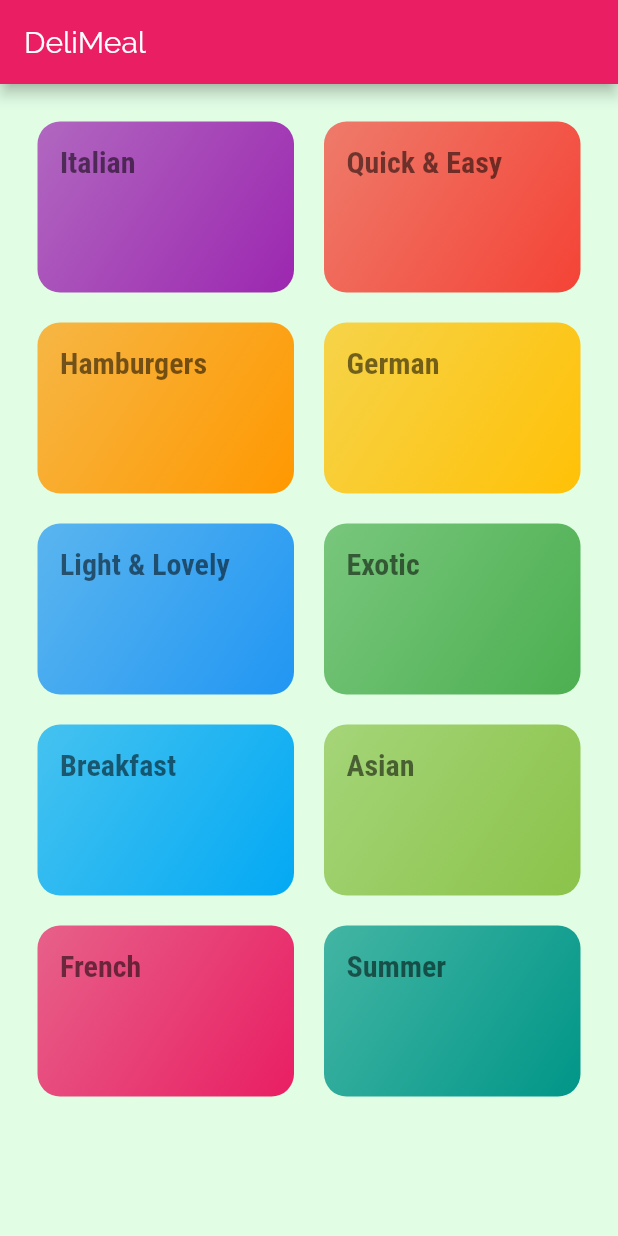
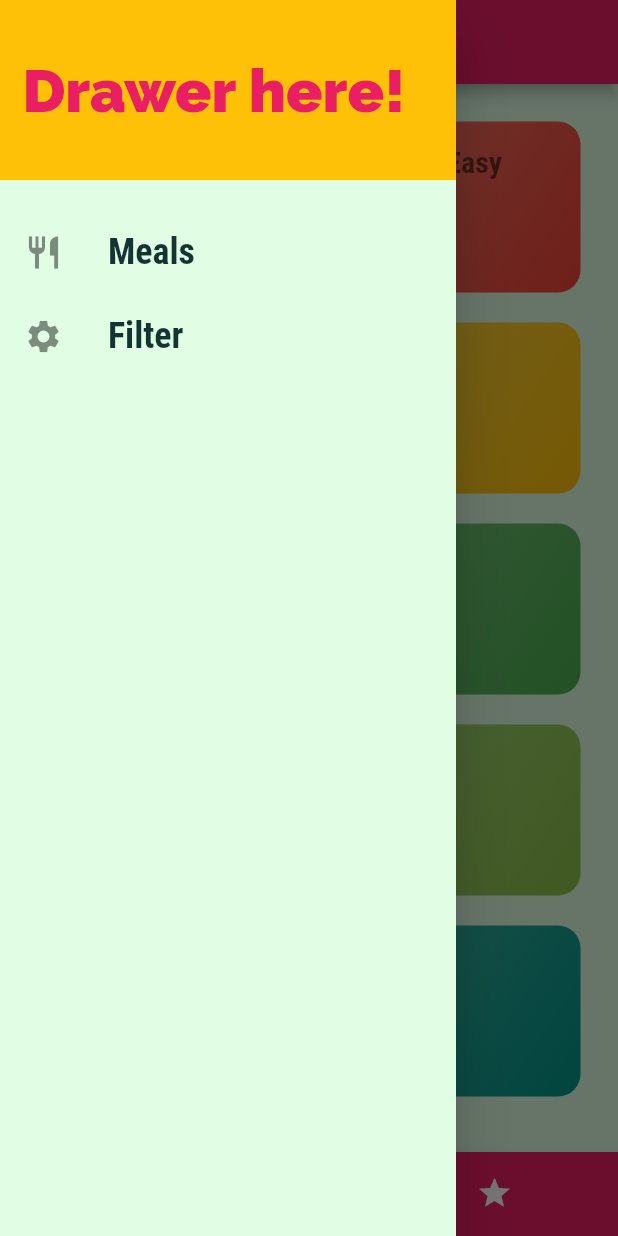
Before and after one commit to hm-duc/DeliMealsApp, a Flutter app: the screen it shows after launch, with the side drawer open (before the commit the screen has no drawer), on a phone screen of 412 x 824 dp. Run offline on Flutter 3.47's test engine with Material 2 defaults, Android fonts, the phone set to English and light mode, and no system bars.

Commit message:
Add fliter screen

```diff
--- a/lib/main.dart
+++ b/lib/main.dart
@@ -1,12 +1,12 @@
 import 'package:flutter/material.dart';
 import 'package:meals_app/screens/cetegory_meal_screen.dart';
+import 'package:meals_app/screens/filter_screen.dart';
 import 'package:meals_app/screens/meal_detail_screen.dart';
-import 'screens/categories_screen.dart';
+import 'package:meals_app/screens/tab_screen.dart';
 
 void main() {
   runApp(MyApp());
 }
-
 class MyApp extends StatelessWidget {
   // This widget is the root of your application.
   @override
@@ -26,29 +26,14 @@ class MyApp extends StatelessWidget {
                   fontFamily: 'RobotoCondensed',
                   fontWeight: FontWeight.bold))),
       routes: {
-        '/': (context) => MyHomePage(),
-        '/category-meal': (context) => CategoryMealScreen(),
-        MealDetailScreen.routeName: (context) => MealDetailScreen()
+        TabScreen.routeName: (context) => TabScreen(),
+        CategoryMealScreen.routeName: (context) => CategoryMealScreen(),
+        MealDetailScreen.routeName: (context) => MealDetailScreen(),
+        FilttersScreen.routeName: (context) => FilttersScreen()
       },
       onUnknownRoute: (settings) {
-        return MaterialPageRoute(builder: (context) => MyHomePage());
+        return MaterialPageRoute(builder: (context) => TabScreen());
       },
     );
   }
 }
-
-class MyHomePage extends StatefulWidget {
-  MyHomePage({Key key, this.title}) : super(key: key);
-  final String title;
-  @override
-  _MyHomePageState createState() => _MyHomePageState();
-}
-
-class _MyHomePageState extends State<MyHomePage> {
-  @override
-  Widget build(BuildContext context) {
-    return Scaffold(
-      body: CategoriesScreen(),
-    );
-  }
-}
--- a/lib/screens/categories_screen.dart
+++ b/lib/screens/categories_screen.dart
@@ -6,13 +6,7 @@ import '../widgets/category_item.dart';
 class CategoriesScreen extends StatelessWidget {
   @override
   Widget build(BuildContext context) {
-    return Scaffold(
-      appBar: AppBar(
-        title: const Text(
-          'DeliMeal',
-        ),
-      ),
-      body: GridView(
+    return GridView(
       padding: const EdgeInsets.all(25),
       children: DUMMY_CATEGORIES
           .map((e) => CategoryItem(
@@ -26,7 +20,6 @@ class CategoriesScreen extends StatelessWidget {
           maxCrossAxisExtent: 200,
           crossAxisSpacing: 20,
           mainAxisSpacing: 20),
-      ),
     );
   }
 }
--- /dev/null
+++ b/lib/screens/tab_screen.dart
@@ -0,0 +1,52 @@
+import 'package:flutter/material.dart';
+import 'package:meals_app/screens/categories_screen.dart';
+import 'package:meals_app/screens/favorites_screen.dart';
+import 'package:meals_app/widgets/main_drawer.dart';
+
+class TabScreen extends StatefulWidget {
+  static const routeName = '/';
+  @override
+  _TabScreenState createState() => _TabScreenState();
+}
+
+class _TabScreenState extends State<TabScreen> {
+  final List<Map<String, dynamic>> _pages = [
+    {'body': CategoriesScreen(), 'title': 'Meals'},
+    {'body': FavoriteScreen(), 'title': 'Favorites'}
+  ];
+  var _selectedPageIndex = 0;
+  void _selectTab(int index) {
+    setState(() {
+      _selectedPageIndex = index;
+    });
+  }
+
+  @override
+  Widget build(BuildContext context) {
+    return Scaffold(
+      appBar: AppBar(
+        title: Text(_pages[_selectedPageIndex]['title']),
+      ),
+      drawer: MainDrawer(),
+      body: _pages[_selectedPageIndex]['body'],
+      bottomNavigationBar: BottomNavigationBar(
+        backgroundColor: Theme.of(context).primaryColor,
+        onTap: _selectTab,
+        currentIndex: _selectedPageIndex,
+        selectedItemColor: Theme.of(context).accentColor,
+        unselectedItemColor: Colors.white,
+        type: BottomNavigationBarType.shifting,
+        items: [
+          BottomNavigationBarItem(
+              backgroundColor: Theme.of(context).primaryColor,
+              icon: Icon(Icons.category),
+              label: 'Categories'),
+          BottomNavigationBarItem(
+              backgroundColor: Theme.of(context).primaryColor,
+              icon: Icon(Icons.star),
+              label: 'Favorites')
+        ],
+      ),
+    );
+  }
+}
--- a/lib/widgets/category_item.dart
+++ b/lib/widgets/category_item.dart
@@ -1,6 +1,5 @@
 import 'package:flutter/material.dart';
-
-import '../screens/cetegory_meal_screen.dart';
+import 'package:meals_app/screens/cetegory_meal_screen.dart';
 
 class CategoryItem extends StatelessWidget {
   final String title;
@@ -10,7 +9,7 @@ class CategoryItem extends StatelessWidget {
   CategoryItem({this.id, this.title, this.color});
 
   void selectCatgory(BuildContext ctx) {
-    Navigator.of(ctx).pushNamed('/category-meal',
+    Navigator.of(ctx).pushNamed(CategoryMealScreen.routeName,
         arguments: {'categoryId': id, 'catgoryTitle': title});
   }
 
--- /dev/null
+++ b/lib/widgets/main_drawer.dart
@@ -0,0 +1,53 @@
+import 'package:flutter/material.dart';
+import 'package:meals_app/screens/filter_screen.dart';
+import 'package:meals_app/screens/tab_screen.dart';
+
+class MainDrawer extends StatelessWidget {
+  @override
+  Widget build(BuildContext context) {
+    return Drawer(
+      child: Column(
+        children: <Widget>[
+          Container(
+            padding: EdgeInsets.all(15),
+            height: 120,
+            width: double.infinity,
+            alignment: Alignment.centerLeft,
+            color: Theme.of(context).accentColor,
+            child: Text(
+              'Drawer here!',
+              style: TextStyle(
+                  color: Theme.of(context).primaryColor,
+                  fontWeight: FontWeight.w900,
+                  fontSize: 40),
+            ),
+          ),
+          SizedBox(
+            height: 20,
+          ),
+          buildListTile('Meals', Icons.restaurant, () {
+            Navigator.of(context).pushNamed(TabScreen.routeName);
+          }),
+          buildListTile('Filter', Icons.settings, () {
+            Navigator.of(context).pushNamed(FilttersScreen.routeName);
+          })
+        ],
+      ),
+    );
+  }
+
+  ListTile buildListTile(String title, IconData icon, Function handleSelect) {
+    return ListTile(
+      leading: Icon(
+        icon,
+        size: 26,
+      ),
+      onTap: handleSelect,
+      title: Text(title,
+          style: TextStyle(
+              fontFamily: 'RobotoCondensed',
+              fontSize: 24,
+              fontWeight: FontWeight.bold)),
+    );
+  }
+}
```
Also changed, not shown: lib/screens/cetegory_meal_screen.dart (+32 -9 lines), lib/screens/favorites_screen.dart (added, +10 -0 lines), lib/screens/filter_screen.dart (added, +72 -0 lines), lib/screens/meal_detail_screen.dart (+7 -1 lines), lib/widgets/meal_item.dart (+9 -1 lines), pubspec.lock. Lines whose indentation alone changed are shown as unchanged.
